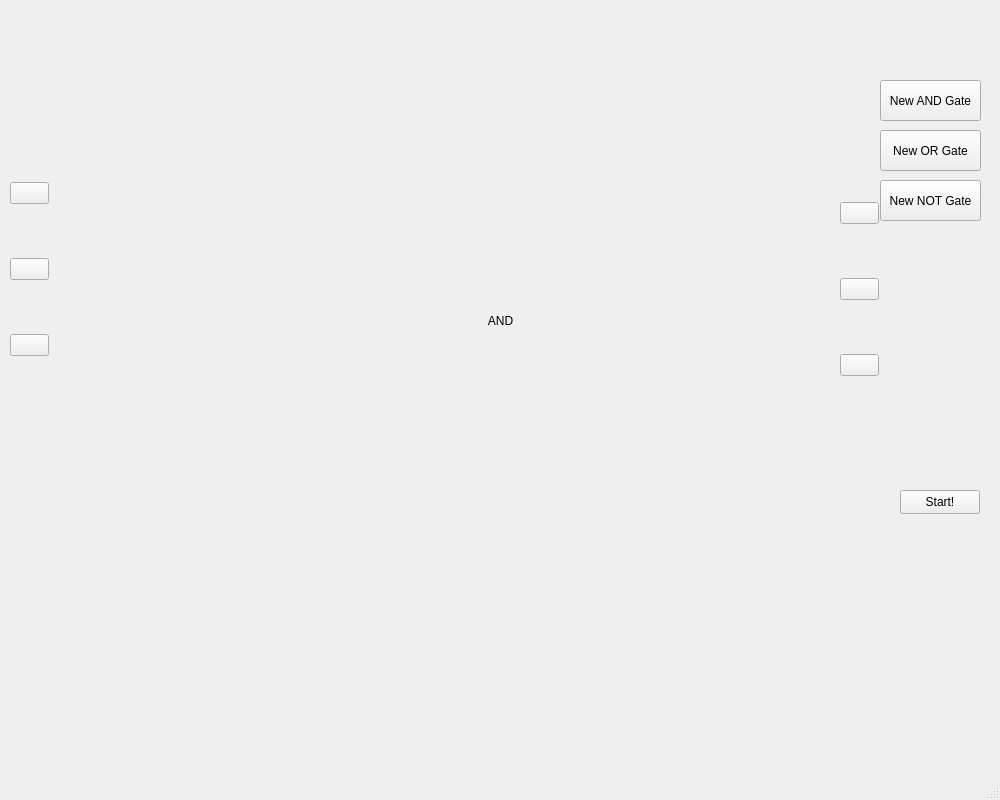
First picture: the form in assignment9/mainwindow.ui, repository UofU-CS3505/cs3505-assignment9-Figodes, before the edit.
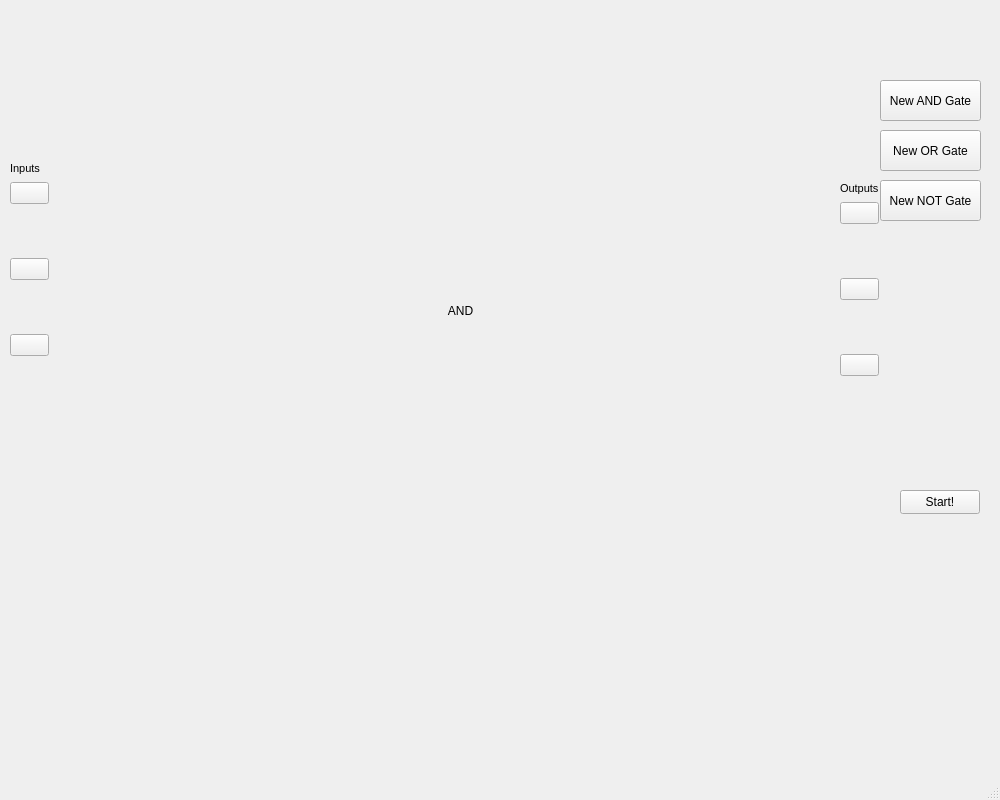
Second picture: the form after the edit. Custom widgets are drawn as their Qt base class.

```diff
--- a/assignment9/mainwindow.ui
+++ b/assignment9/mainwindow.ui
@@ -30,8 +30,8 @@
    <widget class="UILogicGate" name="exampleGate">
     <property name="geometry">
      <rect>
-      <x>400</x>
-      <y>270</y>
+      <x>360</x>
+      <y>260</y>
       <width>201</width>
       <height>101</height>
      </rect>
@@ -131,6 +131,42 @@
      <string>Start!</string>
     </property>
    </widget>
+   <widget class="QLabel" name="label">
+    <property name="geometry">
+     <rect>
+      <x>10</x>
+      <y>160</y>
+      <width>41</width>
+      <height>16</height>
+     </rect>
+    </property>
+    <property name="font">
+     <font>
+      <pointsize>8</pointsize>
+     </font>
+    </property>
+    <property name="text">
+     <string>Inputs</string>
+    </property>
+   </widget>
+   <widget class="QLabel" name="label_2">
+    <property name="geometry">
+     <rect>
+      <x>840</x>
+      <y>180</y>
+      <width>41</width>
+      <height>16</height>
+     </rect>
+    </property>
+    <property name="font">
+     <font>
+      <pointsize>8</pointsize>
+     </font>
+    </property>
+    <property name="text">
+     <string>Outputs</string>
+    </property>
+   </widget>
    <widget class="QWidget" name="">
     <property name="geometry">
      <rect>
```
Left out of the diff: 2 changed lines with no effect on the pictures.
